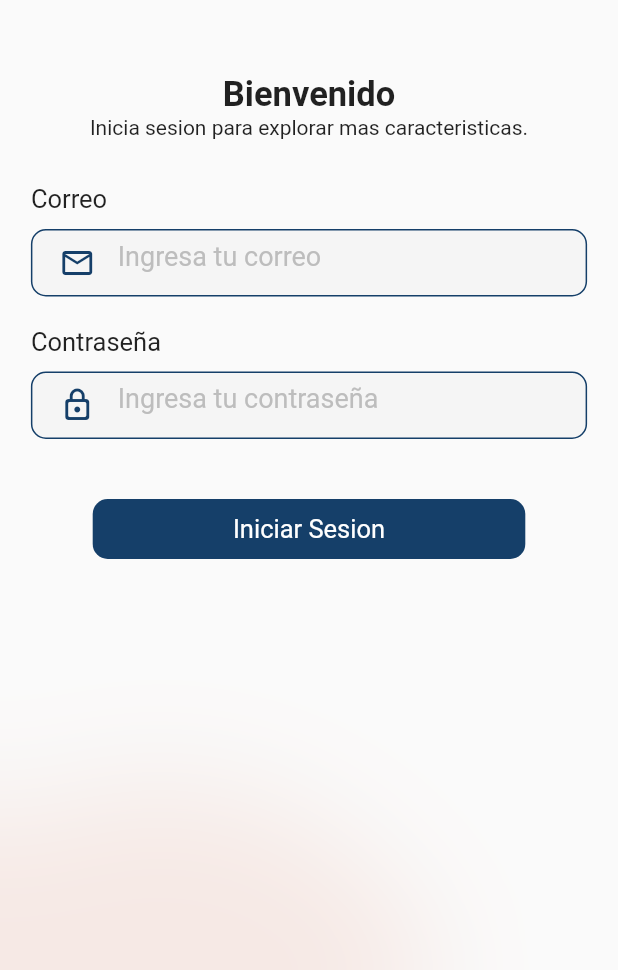
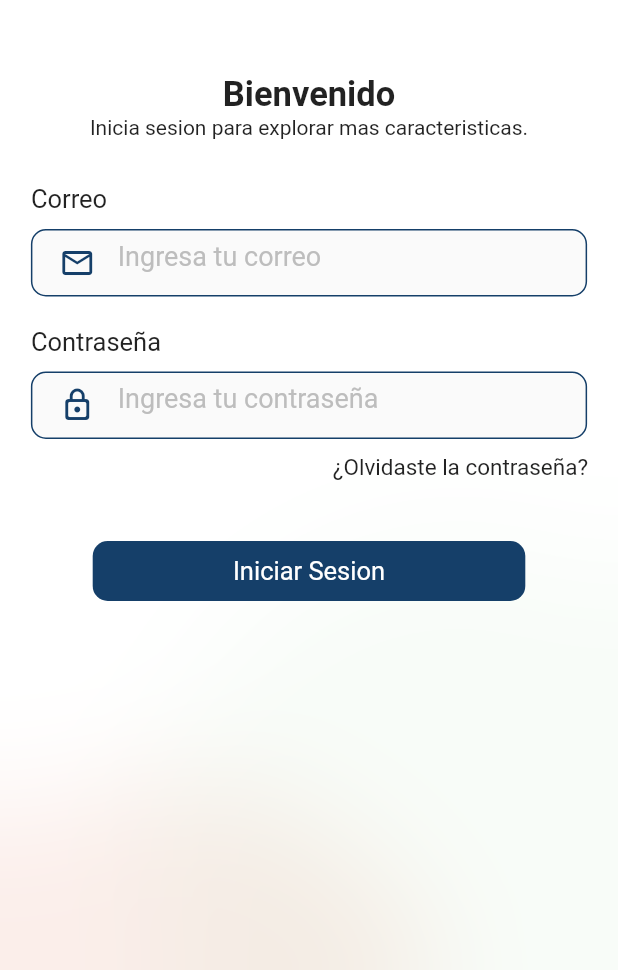
Before and after one commit to Gabo-p/finanzas, a Flutter app: the screen it shows after launch, on a phone screen of 412 x 824 dp, the part 266-1236 px from its top. Run offline on Flutter 3.47's test engine with Material 2 defaults, Android fonts, the phone set to English and light mode, and no system bars; our stand-ins replace eva_icons_flutter, fl_chart, get, shared_preferences; missing offline and left inert: floating_navigation_bar.

Commit message:
Login controller

```diff
--- a/lib/screens/login_screen.dart
+++ b/lib/screens/login_screen.dart
@@ -1,5 +1,6 @@
 import 'dart:ui';
 
+import 'package:finanzas_personales/controllers/login_controller.dart';
 import 'package:finanzas_personales/utils/colors.dart';
 import 'package:finanzas_personales/utils/inputs.dart';
 import 'package:flutter/material.dart';
@@ -8,15 +9,17 @@ import 'package:get/get.dart';
 class LoginBinding implements Bindings {
   @override
   void dependencies() {
+    Get.put(LoginController());
   }
 }
 
-class LoginScreen extends StatelessWidget {
+class LoginScreen extends GetView<LoginController> {
   const LoginScreen({Key? key}) : super(key: key);
 
   @override
   Widget build(BuildContext context) {
     return Scaffold(
+      backgroundColor: Colors.white,
       body: SafeArea(
         child: Stack(
           children: [
@@ -39,6 +42,18 @@ class LoginScreen extends StatelessWidget {
                 decoration: BoxDecoration(
                   shape: BoxShape.circle,
                   color: CustomColors.colorRojo.withAlpha(30)
+                ),
+                width: Get.width,
+                height: Get.width,
+              ),
+            ),
+            Positioned(
+              bottom: Get.width - (Get.width + (Get.width * 0.3)),
+              right: -100,
+              child: Container(
+                decoration: BoxDecoration(
+                  shape: BoxShape.circle,
+                  color: Colors.green.withAlpha(10)
                 ),
                 width: Get.width,
                 height: Get.width,
@@ -94,10 +109,10 @@ class LoginScreen extends StatelessWidget {
                       hint: 'Ingresa tu correo',
                       content: '',
                       tipo: TextInputType.text,
-                      verificado: false.obs,
-                      error: false.obs,
+                      verificado: controller.emailValid,
+                      error: controller.emailError,
                       textoOculto: false,
-                      onChange: (String valor){},
+                      onChange: controller.verificarCorreo,
                       color: CustomColors.colorPrincipal,
                       icon: Icons.email_outlined
                     ),
@@ -109,12 +124,22 @@ class LoginScreen extends StatelessWidget {
                       hint: 'Ingresa tu contraseña',
                       content: '',
                       tipo: TextInputType.text,
-                      verificado: false.obs,
-                      error: false.obs,
+                      verificado: controller.passValid,
+                      error: controller.passError,
                       textoOculto: true,
-                      onChange: (String valor){},
+                      onChange: controller.verificarPass,
                       color: CustomColors.colorPrincipal,
                       icon: Icons.lock_outline_rounded
+                    ),
+                    const SizedBox(
+                      height: 10,
+                    ),
+                    Row(
+                      mainAxisAlignment: MainAxisAlignment.end,
+                      children: const [
+                        Text('¿Olvidaste la contraseña?', textAlign: TextAlign.center, style: TextStyle(color: Colors.black87, fontSize: 15),),
+                        SizedBox(width: 20,)
+                      ],
                     ),
                     const SizedBox(
                       height: 40,
@@ -124,7 +149,7 @@ class LoginScreen extends StatelessWidget {
                       children: [
                         GestureDetector(
                           onTap: (){
-                            Get.toNamed('/navigation');
+                            controller.doLogin();
                           },
                           child: Container(
                             width: Get.width * 0.7,
@@ -137,7 +162,8 @@ class LoginScreen extends StatelessWidget {
                           ),
                         ),
                       ],
-                    )
+                    ),
+
 
 
 
--- a/lib/utils/inputs.dart
+++ b/lib/utils/inputs.dart
@@ -28,7 +28,8 @@ class CrearInput extends StatelessWidget {
 
   @override
   Widget build(BuildContext context) {
-    return Column(
+    return Obx(
+      () => Column(
         mainAxisAlignment: MainAxisAlignment.center,
         children: [
           Row(
@@ -44,7 +45,7 @@ class CrearInput extends StatelessWidget {
               Container(
                 decoration: BoxDecoration(
                   borderRadius: BorderRadius.circular(10.0),
-                color: Colors.grey[100],
+                  color: Colors.grey[50],
                   border: Border.all(color: color, width: 1)
                 ),
                 width: Get.width * 0.9,
@@ -95,6 +96,7 @@ class CrearInput extends StatelessWidget {
             ]
           )
         ],
+      ),
     );
   }
 }
```
Also changed, not shown: lib/controllers/login_controller.dart (added, +63 -0 lines), lib/screens/dashboard_screen.dart (+10 -0 lines). Lines whose indentation alone changed are shown as unchanged.
